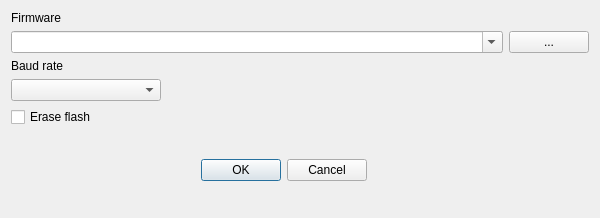
The window that tools/camflasher/dialogflash.ui (remibert/pycameresp) describes before a commit, drawn with Qt 5.
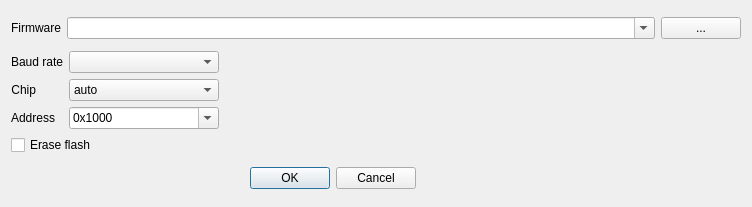
The same window after the commit.

The edit to the form file:
```diff
--- a/tools/camflasher/dialogflash.ui
+++ b/tools/camflasher/dialogflash.ui
@@ -6,14 +6,14 @@
    <rect>
     <x>0</x>
     <y>0</y>
-    <width>600</width>
-    <height>218</height>
+    <width>752</width>
+    <height>207</height>
    </rect>
   </property>
   <property name="windowTitle">
    <string>Flash firmware</string>
   </property>
-  <layout class="QGridLayout" name="gridLayout">
+  <layout class="QGridLayout" name="gridLayout_2">
    <item row="0" column="0">
     <widget class="QLabel" name="label_firmware">
      <property name="sizePolicy">
@@ -30,9 +30,7 @@
      </property>
     </widget>
    </item>
-   <item row="1" column="0" colspan="3">
-    <layout class="QHBoxLayout" name="horizontalLayout">
-     <item>
+   <item row="0" column="1">
       <widget class="QComboBox" name="firmware">
        <property name="editable">
         <bool>true</bool>
@@ -42,7 +40,7 @@
        </property>
       </widget>
      </item>
-     <item>
+   <item row="0" column="2">
       <widget class="QPushButton" name="select_firmware">
        <property name="enabled">
         <bool>true</bool>
@@ -64,36 +62,9 @@
        </property>
       </widget>
      </item>
-    </layout>
-   </item>
-   <item row="2" column="0">
-    <widget class="QLabel" name="label_baud">
-     <property name="sizePolicy">
-      <sizepolicy hsizetype="Fixed" vsizetype="Preferred">
-       <horstretch>0</horstretch>
-       <verstretch>0</verstretch>
-      </sizepolicy>
-     </property>
-     <property name="maximumSize">
-      <size>
-       <width>16777215</width>
-       <height>16777213</height>
-      </size>
-     </property>
-     <property name="layoutDirection">
-      <enum>Qt::LeftToRight</enum>
-     </property>
-     <property name="text">
-      <string>Baud rate</string>
-     </property>
-     <property name="alignment">
-      <set>Qt::AlignRight|Qt::AlignTrailing|Qt::AlignVCenter</set>
-     </property>
-    </widget>
-   </item>
-   <item row="3" column="0" colspan="3">
-    <layout class="QHBoxLayout" name="baud_layout">
-     <item>
+   <item row="1" column="0" colspan="3">
+    <layout class="QGridLayout" name="gridLayout">
+     <item row="0" column="1">
       <widget class="QComboBox" name="baud">
        <property name="enabled">
         <bool>true</bool>
@@ -109,8 +80,117 @@
        </property>
       </widget>
      </item>
+     <item row="0" column="0">
+      <widget class="QLabel" name="label_baud">
+       <property name="sizePolicy">
+        <sizepolicy hsizetype="Fixed" vsizetype="Preferred">
+         <horstretch>0</horstretch>
+         <verstretch>0</verstretch>
+        </sizepolicy>
+       </property>
+       <property name="maximumSize">
+        <size>
+         <width>16777215</width>
+         <height>16777213</height>
+        </size>
+       </property>
+       <property name="layoutDirection">
+        <enum>Qt::LeftToRight</enum>
+       </property>
+       <property name="text">
+        <string>Baud rate</string>
+       </property>
+       <property name="alignment">
+        <set>Qt::AlignRight|Qt::AlignTrailing|Qt::AlignVCenter</set>
+       </property>
+      </widget>
+     </item>
+     <item row="0" column="2">
+      <spacer name="horizontalSpacer">
+       <property name="orientation">
+        <enum>Qt::Horizontal</enum>
+       </property>
+       <property name="sizeHint" stdset="0">
+        <size>
+         <width>40</width>
+         <height>20</height>
+        </size>
+       </property>
+      </spacer>
+     </item>
+     <item row="1" column="0">
+      <widget class="QLabel" name="label_chip">
+       <property name="sizePolicy">
+        <sizepolicy hsizetype="Fixed" vsizetype="Preferred">
+         <horstretch>0</horstretch>
+         <verstretch>0</verstretch>
+        </sizepolicy>
+       </property>
+       <property name="maximumSize">
+        <size>
+         <width>16777215</width>
+         <height>16777213</height>
+        </size>
+       </property>
+       <property name="layoutDirection">
+        <enum>Qt::LeftToRight</enum>
+       </property>
+       <property name="text">
+        <string>Chip</string>
+       </property>
+       <property name="alignment">
+        <set>Qt::AlignRight|Qt::AlignTrailing|Qt::AlignVCenter</set>
+       </property>
+      </widget>
+     </item>
+     <item row="1" column="1">
+      <widget class="QComboBox" name="chip">
+       <property name="enabled">
+        <bool>true</bool>
+       </property>
+       <property name="minimumSize">
+        <size>
+         <width>150</width>
+         <height>0</height>
+        </size>
+       </property>
+       <property name="toolTip">
+        <string>Select esp chip or let auto</string>
+       </property>
      <item>
-      <spacer name="baud_spacer">
+        <property name="text">
+         <string>auto</string>
+        </property>
+       </item>
+       <item>
+        <property name="text">
+         <string>esp32</string>
+        </property>
+       </item>
+       <item>
+        <property name="text">
+         <string>esp32s2</string>
+        </property>
+       </item>
+       <item>
+        <property name="text">
+         <string>esp32s3</string>
+        </property>
+       </item>
+       <item>
+        <property name="text">
+         <string>esp32c2</string>
+        </property>
+       </item>
+       <item>
+        <property name="text">
+         <string>esp32c3</string>
+        </property>
+       </item>
+      </widget>
+     </item>
+     <item row="1" column="2">
+      <spacer name="horizontalSpacer_2">
        <property name="orientation">
         <enum>Qt::Horizontal</enum>
        </property>
@@ -122,9 +202,74 @@
        </property>
       </spacer>
      </item>
-    </layout>
-   </item>
-   <item row="4" column="0">
+     <item row="2" column="0">
+      <widget class="QLabel" name="label_address">
+       <property name="sizePolicy">
+        <sizepolicy hsizetype="Fixed" vsizetype="Preferred">
+         <horstretch>0</horstretch>
+         <verstretch>0</verstretch>
+        </sizepolicy>
+       </property>
+       <property name="maximumSize">
+        <size>
+         <width>16777215</width>
+         <height>16777213</height>
+        </size>
+       </property>
+       <property name="layoutDirection">
+        <enum>Qt::LeftToRight</enum>
+       </property>
+       <property name="text">
+        <string>Address</string>
+       </property>
+       <property name="alignment">
+        <set>Qt::AlignRight|Qt::AlignTrailing|Qt::AlignVCenter</set>
+       </property>
+      </widget>
+     </item>
+     <item row="2" column="1">
+      <widget class="QComboBox" name="address">
+       <property name="enabled">
+        <bool>true</bool>
+       </property>
+       <property name="minimumSize">
+        <size>
+         <width>150</width>
+         <height>0</height>
+        </size>
+       </property>
+       <property name="toolTip">
+        <string>Select address to flash (0x1000 for esp32, 0x0 for esp32s3)</string>
+       </property>
+       <property name="editable">
+        <bool>true</bool>
+       </property>
+       <item>
+        <property name="text">
+         <string>0x1000</string>
+        </property>
+       </item>
+       <item>
+        <property name="text">
+         <string>0x0</string>
+        </property>
+       </item>
+      </widget>
+     </item>
+     <item row="2" column="2">
+      <spacer name="horizontalSpacer_3">
+       <property name="orientation">
+        <enum>Qt::Horizontal</enum>
+       </property>
+       <property name="sizeHint" stdset="0">
+        <size>
+         <width>40</width>
+         <height>20</height>
+        </size>
+       </property>
+      </spacer>
+     </item>
+     <item row="3" column="0" colspan="2">
     <widget class="QCheckBox" name="erase">
      <property name="sizePolicy">
       <sizepolicy hsizetype="Fixed" vsizetype="Fixed">
@@ -140,7 +285,9 @@
      </property>
     </widget>
    </item>
-   <item row="5" column="0">
+    </layout>
+   </item>
+   <item row="2" column="0" colspan="2">
     <widget class="QDialogButtonBox" name="button_box">
      <property name="orientation">
       <enum>Qt::Horizontal</enum>
@@ -153,19 +300,6 @@
      </property>
     </widget>
    </item>
-   <item row="5" column="1">
-    <spacer name="vertical_spacer">
-     <property name="orientation">
-      <enum>Qt::Vertical</enum>
-     </property>
-     <property name="sizeHint" stdset="0">
-      <size>
-       <width>20</width>
-       <height>40</height>
-      </size>
-     </property>
-    </spacer>
-   </item>
   </layout>
  </widget>
  <tabstops>
```
Left out of the diff: 5 changed lines with no effect on the pictures. Lines whose indentation alone changed are shown as unchanged.
